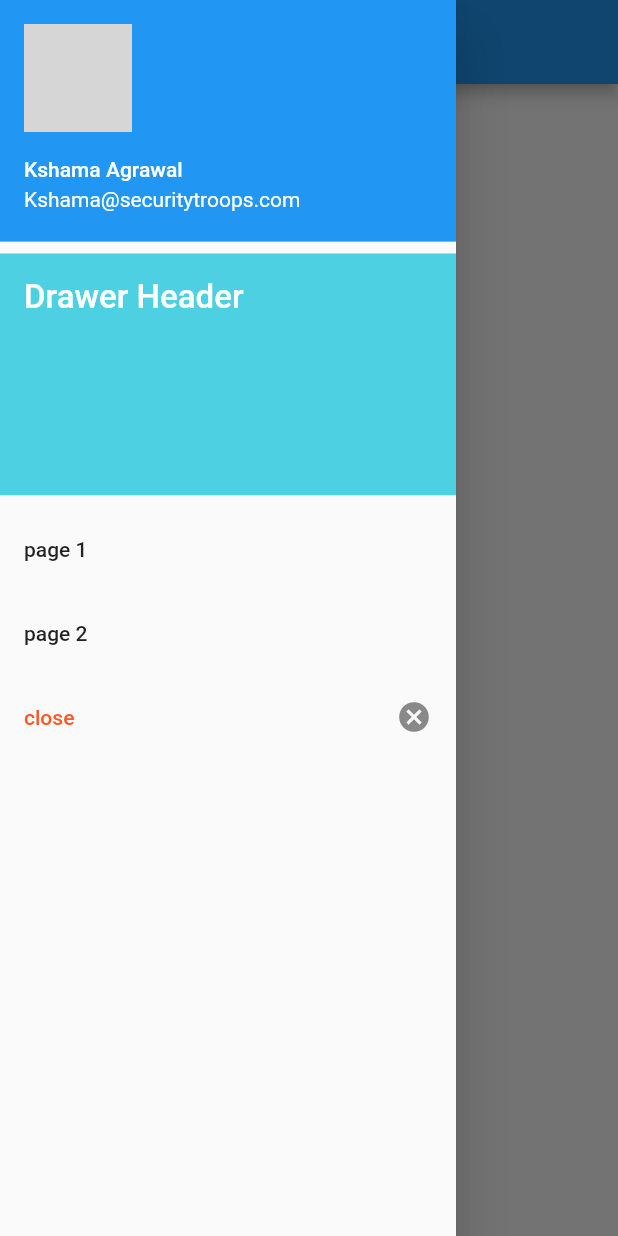
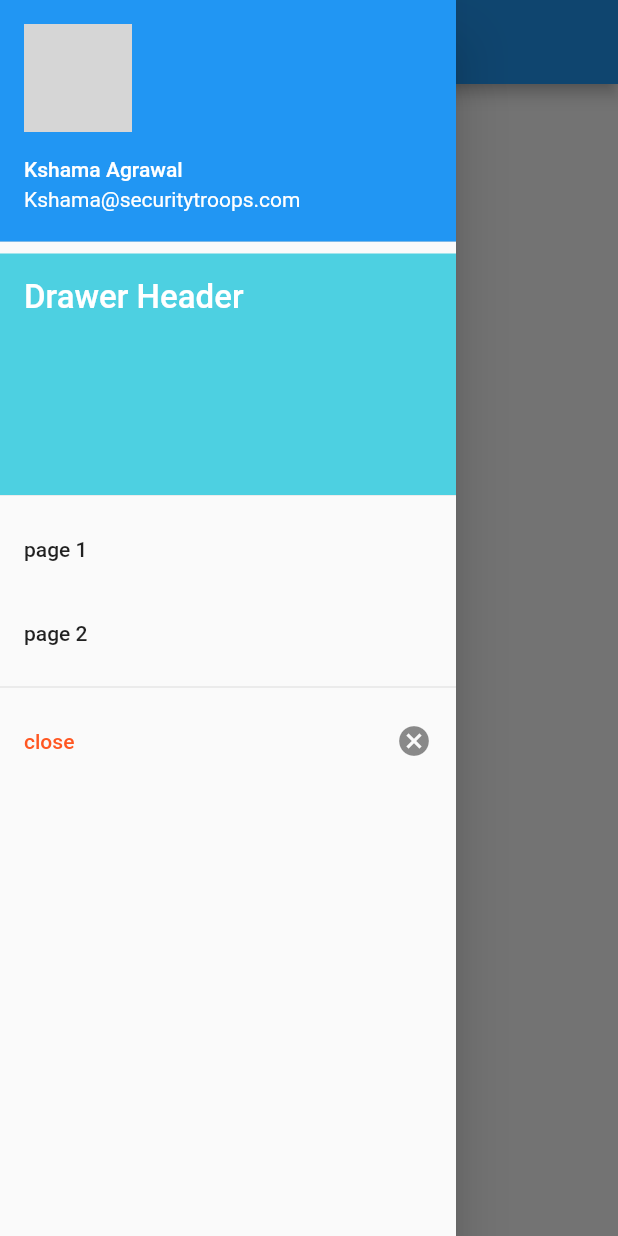
Before and after one commit to KshamaAgrawal/FirstDrawer_flutter, a Flutter app: the screen it shows after launch, with the side drawer open, on a phone screen of 412 x 824 dp. Run offline on Flutter 3.47's test engine with Material 2 defaults, Android fonts, the phone set to English and light mode, and no system bars; network calls fail; grey boxes are pictures that could not be loaded.

Commit message:
devider between close and page1,page2

```diff
--- a/lib/main.dart
+++ b/lib/main.dart
@@ -70,7 +70,7 @@ class MyHomePage extends StatelessWidget {
                 );
               },
             ),
-            // new Divider(),
+            new Divider(),
             ListTile(
               title: Text('close', style: TextStyle(color: Colors.deepOrange),),
               trailing: new Icon(Icons.cancel),
```
